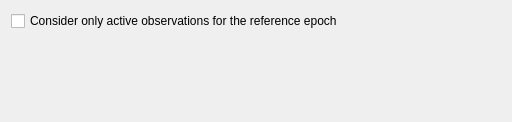
First picture: the form in gravtools/gui/dialog_setup_data.ui, repository ahellers/GravTools, before the edit.
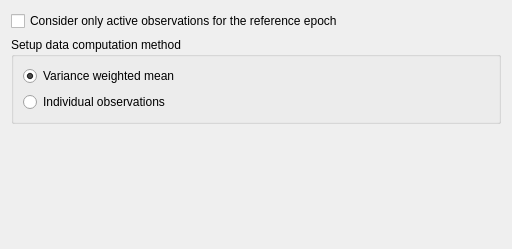
Second picture: the form after the edit.

Commit message: Calculate setup data by using individual observations instead of aggregated values wihhtin setups. This is usefull e.g. for the analsysis of stationary long-term measurements as done for drift or tidal analysis. Several adaptations were required in order to run parameter estimation based on this data and to plot the results.

Patch:
```diff
--- a/gravtools/gui/dialog_setup_data.ui
+++ b/gravtools/gui/dialog_setup_data.ui
@@ -7,7 +7,7 @@
     <x>0</x>
     <y>0</y>
     <width>512</width>
-    <height>122</height>
+    <height>249</height>
    </rect>
   </property>
   <property name="windowTitle">
@@ -24,6 +24,47 @@
      </property>
     </widget>
    </item>
+   <item>
+    <widget class="QGroupBox" name="groupBox_computation_method">
+     <property name="toolTip">
+      <string>&lt;html&gt;&lt;head/&gt;&lt;body&gt;&lt;p&gt;Select the method for the computation of setup observations.&lt;/p&gt;&lt;/body&gt;&lt;/html&gt;</string>
+     </property>
+     <property name="title">
+      <string>Setup data computation method</string>
+     </property>
+     <layout class="QVBoxLayout" name="verticalLayout">
+      <item>
+       <widget class="QRadioButton" name="radioButton_variance_weighted_mean">
+        <property name="toolTip">
+         <string>&lt;html&gt;&lt;head/&gt;&lt;body&gt;&lt;p&gt;Computa setup observations as the variance weighted mean ob all consecutive observations within one setup. This is the default option for the adjustment of gravity surveys comprising multiple stations or the estimatuion of vertical gravity gradients.&lt;/p&gt;&lt;/body&gt;&lt;/html&gt;</string>
+        </property>
+        <property name="text">
+         <string>Variance weighted mean</string>
+        </property>
+        <property name="checked">
+         <bool>true</bool>
+        </property>
+        <attribute name="buttonGroup">
+         <string notr="true">buttonGroup_computation_method</string>
+        </attribute>
+       </widget>
+      </item>
+      <item>
+       <widget class="QRadioButton" name="radioButton_individual_obs">
+        <property name="toolTip">
+         <string>&lt;html&gt;&lt;head/&gt;&lt;body&gt;&lt;p&gt;Trest each individual observation as setup observation, i.e. do aggregate individual observations at all. This option may be used for analysing  stationary long-term observations at a single station, e.g. for the analysis of tides of the instrument's drift behaviour.&lt;/p&gt;&lt;/body&gt;&lt;/html&gt;</string>
+        </property>
+        <property name="text">
+         <string>Individual observations</string>
+        </property>
+        <attribute name="buttonGroup">
+         <string notr="true">buttonGroup_computation_method</string>
+        </attribute>
+       </widget>
+      </item>
+     </layout>
+    </widget>
+   </item>
    <item>
     <spacer name="verticalSpacer">
      <property name="orientation">
```
Left out of the diff: 3 changed lines with no effect on the pictures. The commit also changes 16 other files.
